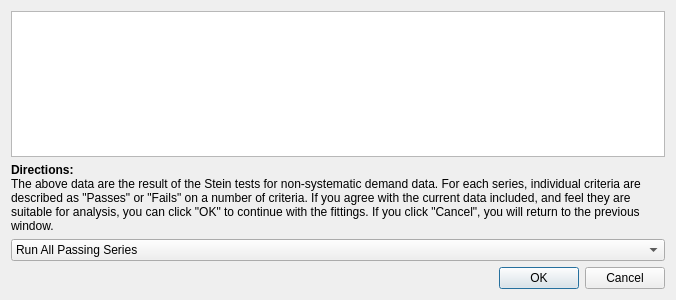
Above: steincheck.ui from miyamot0/DemandCalculatorQT before the change. Below: the same form after it.
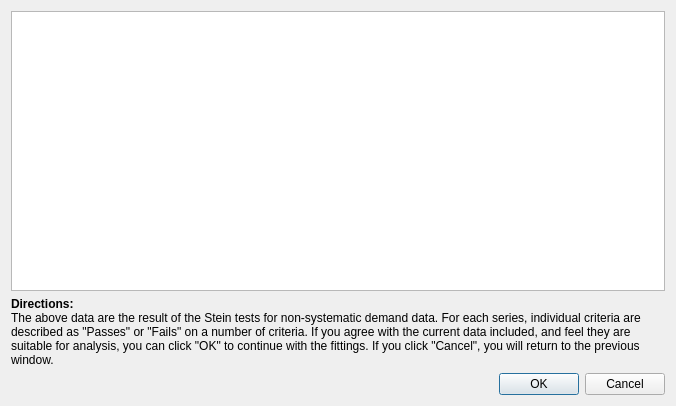
That is the form after the change.

Commit message: new stein check window added

```diff
--- a/steincheck.ui
+++ b/steincheck.ui
@@ -7,7 +7,7 @@
     <x>0</x>
     <y>0</y>
     <width>676</width>
-    <height>300</height>
+    <height>406</height>
    </rect>
   </property>
   <property name="windowTitle">
@@ -27,28 +27,6 @@
      </property>
     </widget>
    </item>
-   <item>
-    <widget class="QComboBox" name="comboBox">
-     <property name="currentIndex">
-      <number>1</number>
-     </property>
-     <item>
-      <property name="text">
-       <string>Run All Series Regardless</string>
-      </property>
-     </item>
-     <item>
-      <property name="text">
-       <string>Run All Passing Series</string>
-      </property>
-     </item>
-     <item>
-      <property name="text">
-       <string>Run Selected Only</string>
-      </property>
-     </item>
-    </widget>
-   </item>
    <item>
     <widget class="QDialogButtonBox" name="buttonBox">
      <property name="orientation">
```
The commit also changes 6 other files.
